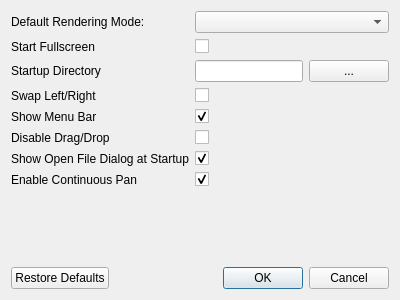
First picture: the form in forms/settingswindow.ui, repository chipgw/depthview, before the edit.
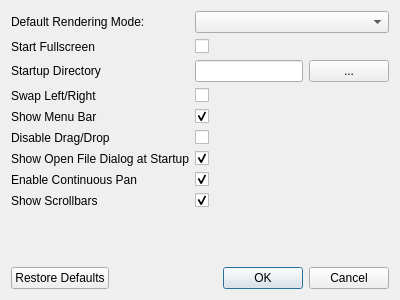
Second picture: the form after the edit. Icons and pictures are not drawn.

Commit message: added setting to show/hide scrollbars.

What changed in the file:
```diff
--- a/forms/settingswindow.ui
+++ b/forms/settingswindow.ui
@@ -179,6 +179,20 @@
        </property>
       </widget>
      </item>
+     <item row="8" column="0">
+      <widget class="QLabel" name="showScrollbarsLabel">
+       <property name="text">
+        <string>Show Scrollbars</string>
+       </property>
+      </widget>
+     </item>
+     <item row="8" column="1">
+      <widget class="QCheckBox" name="showScrollbarsCheckBox">
+       <property name="checked">
+        <bool>true</bool>
+       </property>
+      </widget>
+     </item>
     </layout>
    </item>
    <item>
```
The commit also changes 3 other files.
